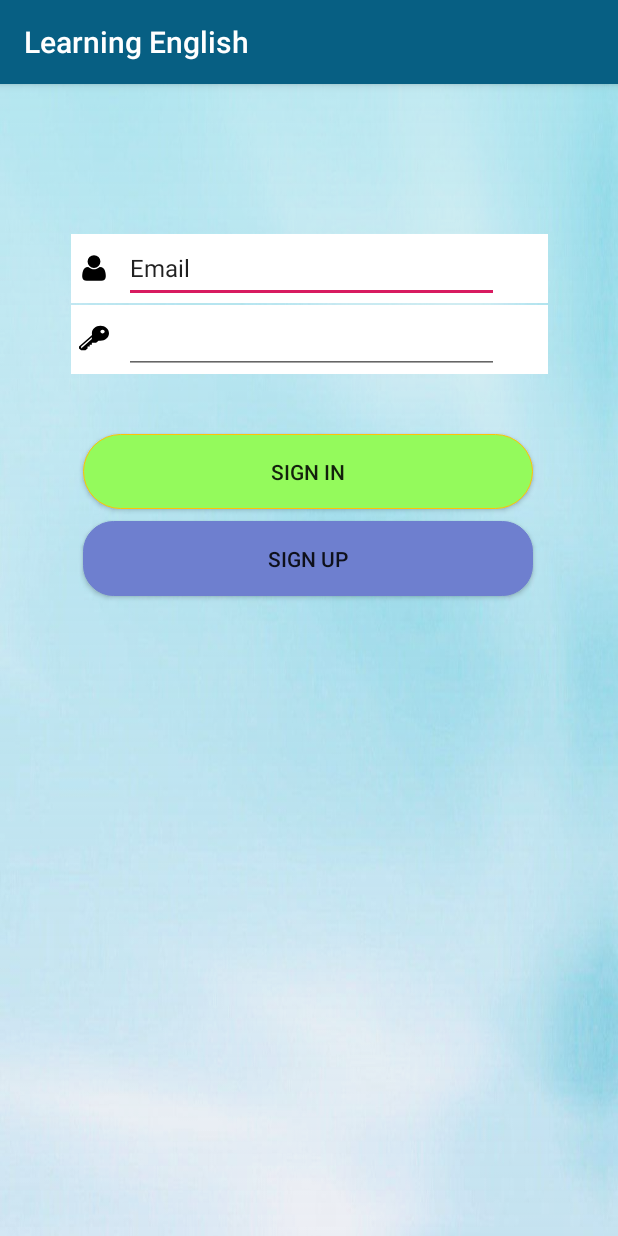
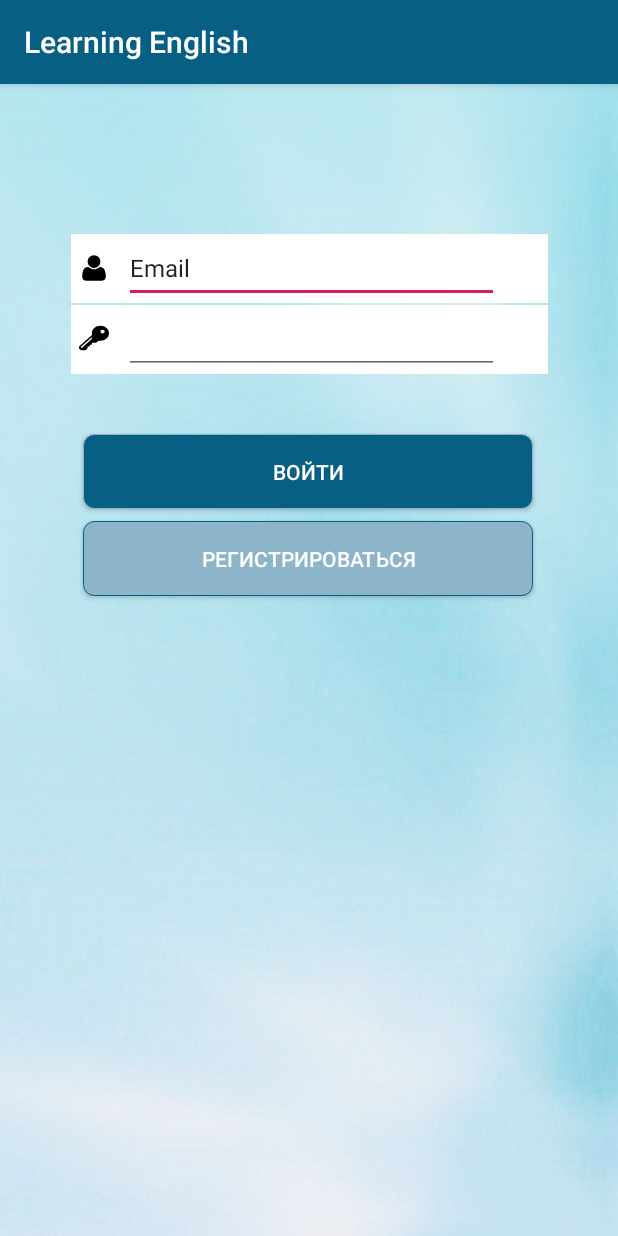
Before and after one commit to KatiaDenisova/dpProject, an Android app: the screen it shows after launch (MainActivity), on a phone screen of 412 x 824 dp. Run offline under Robolectric (Android 15) with nearby library versions, the phone set to English and light mode, and no system bars; our stand-ins replace Room's generated code; plain views replace MaterialEditText.

Commit message:
ui fixed

```diff
--- a/app/src/main/res/drawable/buttonred.xml
+++ b/app/src/main/res/drawable/buttonred.xml
@@ -3,23 +3,23 @@
 <selector xmlns:android="http://schemas.android.com/apk/res/android">
     <item android:state_pressed="true">
         <shape android:shape="rectangle">
-            <corners android:radius="20.0dip" />
+            <corners android:radius="7.0dip" />
             <stroke android:width="0.2dip" android:color="#6E7FCF" />
             <gradient android:angle="-90.0" android:endColor="@android:color/transparent" android:startColor="@android:color/transparent" />
         </shape>
     </item>
     <item android:state_focused="true">
         <shape android:shape="rectangle">
-            <corners android:radius="20.0dip" />
+            <corners android:radius="7.0dip" />
             <stroke android:width="0.2dip" android:color="#6E7FCF" />
             <solid android:color="#6E7FCF" />
         </shape>
     </item>
     <item>
         <shape android:shape="rectangle">
-            <corners android:radius="20.0dip" />
-            <stroke android:width="0.2dip" android:color="#6E7FCF" />
-            <solid android:color="#6E7FCF" />
+            <corners android:radius="7.0dip" />
+            <stroke android:width="0.1dip" android:color="#FF075F83" />
+            <solid android:color="#8CB5C9" />
         </shape>
     </item>
 </selector>
--- a/app/src/main/res/drawable/buttonyellow.xml
+++ b/app/src/main/res/drawable/buttonyellow.xml
@@ -3,23 +3,23 @@
 <selector xmlns:android="http://schemas.android.com/apk/res/android">
     <item android:state_pressed="true">
         <shape android:shape="rectangle">
-            <corners android:radius="25.0dip" />
-            <stroke android:width="0.2dip" android:color="@color/colorYellow" />
+            <corners android:radius="7.0dip" />
+            <stroke android:width="0.2dip" android:color="#8CB5C9" />
             <gradient android:angle="-90.0" android:endColor="@android:color/transparent" android:startColor="@android:color/transparent" />
         </shape>
     </item>
     <item android:state_focused="true">
         <shape android:shape="rectangle">
-            <corners android:radius="25.0dip" />
-            <stroke android:width="0.2dip" android:color="@color/colorYellow" />
-            <solid android:color="@color/colorYellow" />
+            <corners android:radius="7.0dip" />
+            <stroke android:width="0.2dip" android:color="#8CB5C9" />
+            <solid android:color="#8CB5C9" />
         </shape>
     </item>
     <item>
         <shape android:shape="rectangle">
-            <corners android:radius="25.0dip" />
-            <stroke android:width="0.2dip" android:color="@color/colorYellow" />
-            <solid android:color="#94FA5C" />
+            <corners android:radius="7.0dip" />
+            <stroke android:width="0.2dip" android:color="#8CB5C9" />
+            <solid android:color="#075F83" />
         </shape>
     </item>
 </selector>
--- a/app/src/main/res/layout/activity_main.xml
+++ b/app/src/main/res/layout/activity_main.xml
@@ -115,6 +115,7 @@
         android:layout_marginEnd="40dp"
         android:background="@drawable/buttonyellow"
         android:text="@string/sign_in"
+        android:textColor="#ffff"
         app:layout_constraintEnd_toEndOf="parent"
         app:layout_constraintHorizontal_bias="0.483"
         app:layout_constraintStart_toStartOf="parent"
@@ -127,6 +128,7 @@
         android:layout_marginStart="40dp"
         android:layout_marginTop="8dp"
         android:layout_marginEnd="40dp"
+        android:textColor="#ffff"
         android:background="@drawable/buttonred"
         android:text="@string/sign_up"
         app:layout_constraintEnd_toEndOf="parent"
--- a/app/src/main/res/values/strings.xml
+++ b/app/src/main/res/values/strings.xml
@@ -2,9 +2,9 @@
     <string name="app_name">Learning English</string>
     <string name="email">Email</string>
     <string name="name">Name</string>
-    <string name="sign_in">Sign In</string>
-    <string name="sign_up">Sign Up</string>
-    <string name="cancel">Cancel</string>
+    <string name="sign_in">ВОЙТИ</string>
+    <string name="sign_up">РЕГИСТРИРОВАТЬСЯ</string>
+    <string name="cancel">ВЫЙТИ</string>
     <string name="hello">Привет</string>
     <string name="choose_level">Выбрать</string>
     <string name="choose_your_level">Выбери свой уровень</string>
```
Also changed, not shown: app/src/main/res/drawable/ic_email.xml (added, +9 -0 lines), app/src/main/res/layout/activity_sign_up.xml (+107 -52 lines).
